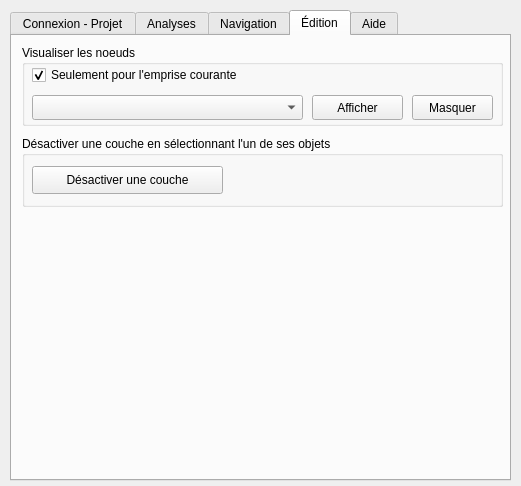
Old version of the form ui_selvansgeo.ui in the repository sitn/SelvansGeo.
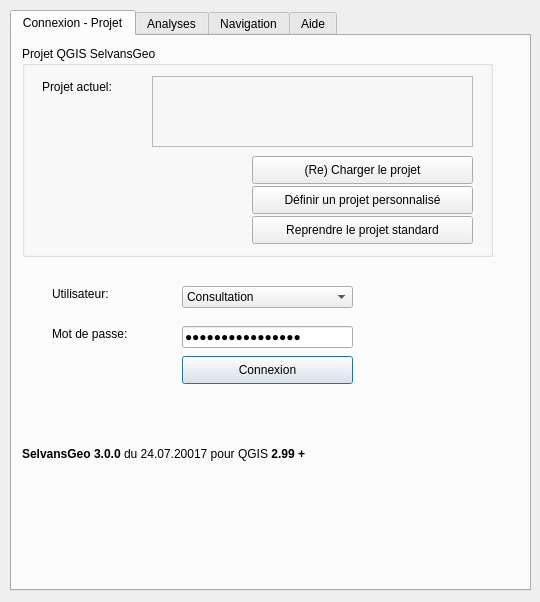
New version of the form. The open tabs and pages were chosen to show the change.

Commit message: compile with Qt5

Patch:
```diff
--- a/ui_selvansgeo.ui
+++ b/ui_selvansgeo.ui
@@ -6,8 +6,8 @@
    <rect>
     <x>0</x>
     <y>0</y>
-    <width>521</width>
-    <height>486</height>
+    <width>540</width>
+    <height>602</height>
    </rect>
   </property>
   <property name="windowTitle">
@@ -16,18 +16,21 @@
   <property name="autoFillBackground">
    <bool>false</bool>
   </property>
+  <widget class="QWidget" name="horizontalLayoutWidget">
+   <property name="geometry">
+    <rect>
+     <x>10</x>
+     <y>10</y>
+     <width>521</width>
+     <height>581</height>
+    </rect>
+   </property>
+   <layout class="QHBoxLayout" name="horizontalLayout">
+    <item>
   <widget class="QTabWidget" name="tabPanel">
    <property name="enabled">
     <bool>true</bool>
    </property>
-   <property name="geometry">
-    <rect>
-     <x>10</x>
-     <y>10</y>
-     <width>501</width>
-     <height>471</height>
-    </rect>
-   </property>
    <property name="minimumSize">
     <size>
      <width>501</width>
@@ -283,7 +286,7 @@
       </rect>
      </property>
      <property name="text">
-      <string>&lt;html&gt;&lt;head/&gt;&lt;body&gt;&lt;p&gt;SelvansGeo &lt;span style=&quot; font-weight:600;&quot;&gt;1.7&lt;/span&gt; 10.11.2016 pour QGIS &lt;span style=&quot; font-weight:600;&quot;&gt;2.14.0+&lt;/span&gt;&lt;/p&gt;&lt;/body&gt;&lt;/html&gt;</string>
+         <string>&lt;html&gt;&lt;head/&gt;&lt;body&gt;&lt;p&gt;&lt;span style=&quot; font-weight:600;&quot;&gt;SelvansGeo 3.0.0&lt;/span&gt; du 24.07.20017 pour QGIS &lt;span style=&quot; font-weight:600;&quot;&gt;2.99 +&lt;/span&gt;&lt;/p&gt;&lt;/body&gt;&lt;/html&gt;</string>
      </property>
     </widget>
    </widget>
@@ -729,157 +732,6 @@
      </property>
     </widget>
    </widget>
-   <widget class="QWidget" name="tabEdit">
-    <attribute name="title">
-     <string>Édition</string>
-    </attribute>
-    <attribute name="toolTip">
-     <string>Outils d'éditions spécifiques SelvansGeo</string>
-    </attribute>
-    <widget class="QFrame" name="frameIcon_3">
-     <property name="geometry">
-      <rect>
-       <x>10</x>
-       <y>350</y>
-       <width>41</width>
-       <height>41</height>
-      </rect>
-     </property>
-     <property name="styleSheet">
-      <string notr="true">QFrame {bacCkground-color: red}</string>
-     </property>
-     <property name="frameShape">
-      <enum>QFrame::NoFrame</enum>
-     </property>
-     <property name="frameShadow">
-      <enum>QFrame::Plain</enum>
-     </property>
-     <property name="lineWidth">
-      <number>0</number>
-     </property>
-    </widget>
-    <widget class="QGroupBox" name="grpViewNodes">
-     <property name="geometry">
-      <rect>
-       <x>10</x>
-       <y>9</y>
-       <width>481</width>
-       <height>81</height>
-      </rect>
-     </property>
-     <property name="whatsThis">
-      <string>Ne calculer les noeuds que pour l'emprise courante (visible) afin d'aller plus vite</string>
-     </property>
-     <property name="title">
-      <string>Visualiser les noeuds</string>
-     </property>
-     <widget class="QCheckBox" name="chkSelectByCanvasExtent">
-      <property name="geometry">
-       <rect>
-        <x>10</x>
-        <y>20</y>
-        <width>311</width>
-        <height>20</height>
-       </rect>
-      </property>
-      <property name="text">
-       <string>Seulement pour l'emprise courante</string>
-      </property>
-      <property name="checked">
-       <bool>true</bool>
-      </property>
-     </widget>
-     <widget class="QComboBox" name="comboLayers">
-      <property name="geometry">
-       <rect>
-        <x>10</x>
-        <y>50</y>
-        <width>271</width>
-        <height>25</height>
-       </rect>
-      </property>
-      <property name="toolTip">
-       <string>Choisir une couche pour laquelle les noeuds doivent etre affichés. La création des noeuds peut prendre du temps...</string>
-      </property>
-      <property name="whatsThis">
-       <string>Choisir une couche pour laquelle les noeuds doivent etre affichés. La création des noeuds peut prendre du temps...</string>
-      </property>
-     </widget>
-     <widget class="QPushButton" name="btHideNodes">
-      <property name="geometry">
-       <rect>
-        <x>390</x>
-        <y>50</y>
-        <width>81</width>
-        <height>25</height>
-       </rect>
-      </property>
-      <property name="toolTip">
-       <string>Supprime la couche des noeuds</string>
-      </property>
-      <property name="whatsThis">
-       <string>Supprime la couche des noeuds</string>
-      </property>
-      <property name="text">
-       <string>Masquer</string>
-      </property>
-     </widget>
-     <widget class="QPushButton" name="btShowNodes">
-      <property name="geometry">
-       <rect>
-        <x>290</x>
-        <y>50</y>
-        <width>91</width>
-        <height>25</height>
-       </rect>
-      </property>
-      <property name="toolTip">
-       <string>Lance l'extraction de noeuds</string>
-      </property>
-      <property name="whatsThis">
-       <string>Lance l'extraction de noeuds</string>
-      </property>
-      <property name="text">
-       <string>Afficher</string>
-      </property>
-     </widget>
-    </widget>
-    <widget class="QGroupBox" name="groupBox">
-     <property name="geometry">
-      <rect>
-       <x>10</x>
-       <y>100</y>
-       <width>481</width>
-       <height>71</height>
-      </rect>
-     </property>
-     <property name="title">
-      <string>Désactiver une couche en sélectionnant l'un de ses objets</string>
-     </property>
-     <widget class="QPushButton" name="btDesactivateLayer">
-      <property name="geometry">
-       <rect>
-        <x>10</x>
-        <y>30</y>
-        <width>191</width>
-        <height>28</height>
-       </rect>
-      </property>
-      <property name="toolTip">
-       <string>Désactiver une couche par clique sur une entité de cette couche</string>
-      </property>
-      <property name="whatsThis">
-       <string>Permet de désactiver une couche par un click sur une entité lui appartenant</string>
-      </property>
-      <property name="text">
-       <string>Désactiver une couche</string>
-      </property>
-      <property name="checkable">
-       <bool>true</bool>
-      </property>
-     </widget>
-    </widget>
-   </widget>
    <widget class="QWidget" name="tab">
     <attribute name="title">
      <string>Aide</string>
@@ -967,6 +819,9 @@
      </property>
     </widget>
    </widget>
+     </widget>
+    </item>
+   </layout>
   </widget>
  </widget>
  <resources/>
```
Lines whose indentation alone changed are shown as unchanged. The commit also changes 2 other files.
